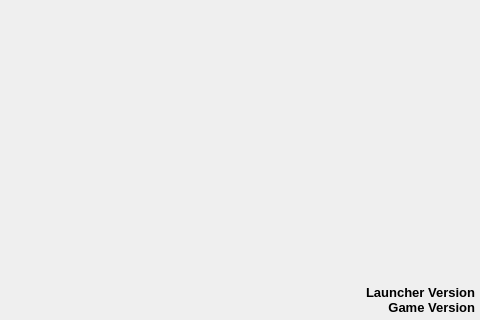
This is FFLauncher-macx.ui in TTSFunnyFarm/launcher as Qt 5 draws it before an edit; both pictures show x 470 to 950 and y 220 to 540 of the 950 by 540 pixel window. The edited form follows.
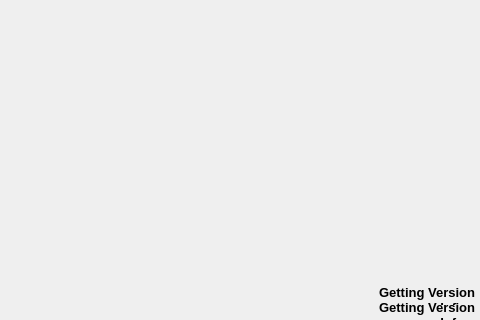
This is the edited form. Icons and pictures are not drawn.

```diff
--- a/FFLauncher-macx.ui
+++ b/FFLauncher-macx.ui
@@ -55,9 +55,9 @@
    <widget class="QLabel" name="label_launcher_version">
     <property name="geometry">
      <rect>
-      <x>835</x>
+      <x>815</x>
       <y>505</y>
-      <width>110</width>
+      <width>130</width>
       <height>20</height>
      </rect>
     </property>
@@ -69,13 +69,13 @@
     </property>
     <property name="minimumSize">
      <size>
-      <width>110</width>
+      <width>130</width>
       <height>20</height>
      </size>
     </property>
     <property name="maximumSize">
      <size>
-      <width>110</width>
+      <width>130</width>
       <height>20</height>
      </size>
     </property>
@@ -95,7 +95,7 @@
 }</string>
     </property>
     <property name="text">
-     <string>Launcher Version</string>
+     <string>Getting Version Info...</string>
     </property>
     <property name="textFormat">
      <enum>Qt::PlainText</enum>
@@ -110,9 +110,9 @@
    <widget class="QLabel" name="label_game_version">
     <property name="geometry">
      <rect>
-      <x>835</x>
+      <x>815</x>
       <y>520</y>
-      <width>110</width>
+      <width>130</width>
       <height>20</height>
      </rect>
     </property>
@@ -124,13 +124,13 @@
     </property>
     <property name="minimumSize">
      <size>
-      <width>110</width>
+      <width>130</width>
       <height>20</height>
      </size>
     </property>
     <property name="maximumSize">
      <size>
-      <width>110</width>
+      <width>130</width>
       <height>20</height>
      </size>
     </property>
@@ -150,7 +150,7 @@
 }</string>
     </property>
     <property name="text">
-     <string>Game Version</string>
+     <string>Getting Version Info...</string>
     </property>
     <property name="textFormat">
      <enum>Qt::PlainText</enum>
```
